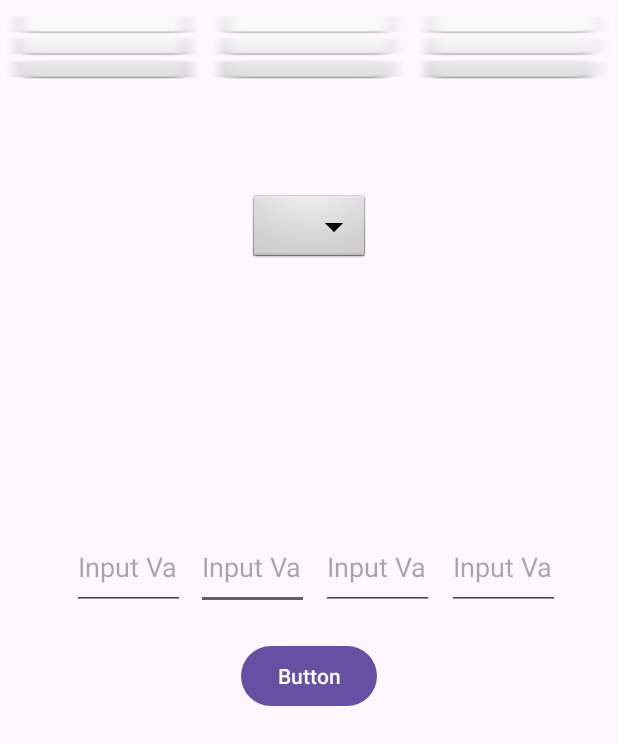
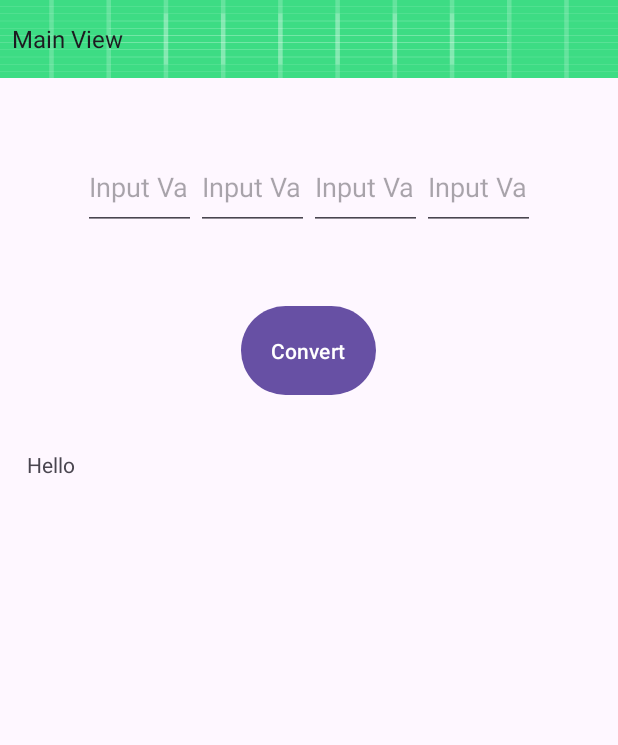
Before and after one commit to KoderKrumbz/SIPAC-Actual, an Android app: the screen it shows after launch (MainActivity), on a phone screen of 412 x 824 dp. Shown: the top 745 px of the screen. Run offline under Robolectric (Android 15) with nearby library versions, the phone set to English and light mode, and no system bars.

Commit message:
First Trial

```diff
--- a/app/src/main/AndroidManifest.xml
+++ b/app/src/main/AndroidManifest.xml
@@ -13,6 +13,12 @@
         android:theme="@style/Theme.Calculationing"
         tools:targetApi="31">
         <activity
+            android:name=".IpInformation"
+            android:exported="false" />
+        <activity
+            android:name=".SubnetMasking"
+            android:exported="false" />
+        <activity
             android:name=".MainActivity2"
             android:exported="false" />
         <activity
--- /dev/null
+++ b/app/src/main/java/com/example/calculationing/BinaryConverter.kt
@@ -0,0 +1,150 @@
+package com.example.calculationing
+
+import android.annotation.SuppressLint
+import android.os.Bundle
+import android.view.inputmethod.EditorInfo
+import android.widget.Button
+import android.widget.EditText
+import android.view.KeyEvent
+import android.view.LayoutInflater
+import android.view.View
+import android.widget.AdapterView
+import android.widget.ArrayAdapter
+import android.widget.FrameLayout
+import android.widget.Spinner
+import android.widget.TextView
+import androidx.activity.enableEdgeToEdge
+import androidx.appcompat.app.AppCompatActivity
+import androidx.constraintlayout.widget.ConstraintLayout
+import androidx.core.view.ViewCompat
+import androidx.core.view.WindowInsetsCompat
+
+class MainActivity : AppCompatActivity() {
+    @SuppressLint("SetTextI18n")
+
+    private lateinit var viewContainer: FrameLayout
+    private lateinit var viewSpinner: Spinner
+
+    override fun onCreate(savedInstanceState: Bundle?) {
+        super.onCreate(savedInstanceState)
+        enableEdgeToEdge()
+        setContentView(R.layout.activity_main)
+        ViewCompat.setOnApplyWindowInsetsListener(findViewById(R.id.main)) { v, insets ->
+            val systemBars = insets.getInsets(WindowInsetsCompat.Type.systemBars())
+            v.setPadding(systemBars.left, systemBars.top, systemBars.right, systemBars.bottom)
+            insets
+        }
+        val editTextBinaryConversion = findViewById<EditText>(R.id.binaryConversion)
+        val editTextBinaryConversion2 = findViewById<EditText>(R.id.binaryConversion2)
+        val editTextBinaryConversion3 = findViewById<EditText>(R.id.binaryConversion3)
+        val editTextBinaryConversion4 = findViewById<EditText>(R.id.binaryConversion4)
+        val buttonConv = findViewById<Button>(R.id.buttonConvert)
+        val textBinaryValue = findViewById<TextView>(R.id.binaryValue)
+
+        // Set up listeners for each EditText
+        setEditorActionListener(editTextBinaryConversion, editTextBinaryConversion2)
+        setEditorActionListener(editTextBinaryConversion2, editTextBinaryConversion3)
+        setEditorActionListener(editTextBinaryConversion3, editTextBinaryConversion4)
+
+        buttonConv.setOnClickListener {
+            val binaryValue = editTextBinaryConversion.text.toString().ifEmpty { "0" }
+            val binaryValue2 = editTextBinaryConversion2.text.toString().ifEmpty { "0" }
+            val binaryValue3 = editTextBinaryConversion3.text.toString().ifEmpty { "0" }
+            val binaryValue4 = editTextBinaryConversion4.text.toString().ifEmpty { "0" }
+
+            val address1 = binaryValue.toIntOrNull()
+            val address2 = binaryValue2.toIntOrNull()
+            val address3 = binaryValue3.toIntOrNull()
+            val address4 = binaryValue4.toIntOrNull()
+
+            if (validate(address1) &&
+                validate(address2) &&
+                validate(address3) &&
+                validate(address4)
+            ) {
+                val toBeTexted = ipConvertBinary(
+                    binaryValue,
+                    binaryValue2,
+                    binaryValue3,
+                    binaryValue4
+                )
+                textBinaryValue.text = toBeTexted
+            } else {
+                textBinaryValue.text = "Value can't be higher than 255"
+            }
+
+        }
+
+        viewSpinner = findViewById(R.id.viewSwitcher)
+        viewContainer = findViewById(R.id.pageOne)
+
+        // Setting up the Spinner
+        val adapter = ArrayAdapter.createFromResource(
+            this,
+            R.array.view_options, // Define this in res/values/strings.xml
+            android.R.layout.simple_spinner_item
+        )
+        adapter.setDropDownViewResource(android.R.layout.simple_spinner_dropdown_item)
+        viewSpinner.adapter = adapter
+
+        // Load the initial view
+        loadView(R.layout.activity_main)
+
+
+        viewSpinner.onItemSelectedListener = object  : AdapterView.OnItemSelectedListener {
+             override fun onItemSelected(
+                parent: AdapterView<*>,
+                view: View?,
+                position: Int,
+                id: Long
+            ) {
+                when (position) {
+                    0 -> loadView(R.layout.activity_main) // First item selected
+                    1 -> loadView(R.layout.activity_ip_information) // Second item selected
+                    2 -> loadView(R.layout.activity_subnet_masking) // Third item selected
+                }
+            }
+            override fun onNothingSelected(parent: AdapterView<*>) {
+            }
+        }
+    }
+    fun loadView(layoutId: Int) {
+        // Remove all existing views and load the selected layout
+        viewContainer.removeAllViews()
+        val inflater = LayoutInflater.from(this)
+        inflater.inflate(layoutId, viewContainer, true)
+    }
+
+}
+
+fun validate(value: Int?): Boolean {
+    return value != null && value in 0..255
+}
+
+fun ipConvertBinary (add1: String, add2: String, add3: String, add4: String): String {
+
+    val addres1 = add1.toIntOrNull() ?: 0
+    val addres2 = add2.toIntOrNull() ?: 0
+    val addres3 = add3.toIntOrNull() ?: 0
+    val addres4 = add4.toIntOrNull() ?: 0
+
+    val binaryAddress = Integer.toBinaryString(addres1).padStart(8, '0')
+    val binaryAddress2 = Integer.toBinaryString(addres2).padStart(8, '0')
+    val binaryAddress3 = Integer.toBinaryString(addres3).padStart(8, '0')
+    val binaryAddress4 = Integer.toBinaryString(addres4).padStart(8, '0')
+
+    return "$binaryAddress.$binaryAddress2.$binaryAddress3.$binaryAddress4"
+}
+fun setEditorActionListener(currentEditText: EditText, nextEditText: EditText) {
+    currentEditText.setOnEditorActionListener { _, actionId, event ->
+        // Check if the action is the "Next" action or if Enter key was pressed
+        if (actionId == EditorInfo.IME_ACTION_NEXT ||
+            (event != null && event.keyCode == KeyEvent.KEYCODE_ENTER && event.action == KeyEvent.ACTION_DOWN)
+        ) {
+            nextEditText.requestFocus() // Move focus to the next EditText
+            true
+        } else {
+            false
+        }
+    }
+}
--- a/app/src/main/res/layout/activity_main.xml
+++ b/app/src/main/res/layout/activity_main.xml
@@ -7,54 +7,30 @@
     android:layout_height="match_parent"
     tools:context=".MainActivity">
 
-    <TextView
-        android:id="@+id/binaryValue"
-        android:layout_width="wrap_content"
-        android:layout_height="wrap_content"
-        app:layout_constraintBottom_toBottomOf="parent"
-        app:layout_constraintEnd_toEndOf="parent"
-        app:layout_constraintHorizontal_bias="0.498"
-        app:layout_constraintStart_toStartOf="parent"
-        app:layout_constraintTop_toTopOf="parent"
-        app:layout_constraintVertical_bias="0.654" />
-
-    <Button
-        android:id="@+id/buttonConvert"
-        android:layout_width="wrap_content"
-        android:layout_height="wrap_content"
-        android:text="Button"
+    <FrameLayout
+        android:id="@+id/pageOne"
+        android:layout_width="match_parent"
+        android:layout_height="match_parent"
         app:layout_constraintBottom_toBottomOf="parent"
         app:layout_constraintEnd_toEndOf="parent"
         app:layout_constraintStart_toStartOf="parent"
-        app:layout_constraintTop_toTopOf="parent"
-        app:layout_constraintVertical_bias="0.55" />
+        app:layout_constraintTop_toTopOf="parent">
 
-    <TextView
-        android:id="@+id/textView"
-        android:layout_width="wrap_content"
-        android:layout_height="wrap_content"
-        android:background="@android:drawable/btn_dropdown"
+        <LinearLayout
+            android:id="@+id/linearLayout"
+            android:layout_width="318dp"
+            android:layout_height="110dp"
+            android:gravity="center"
+            android:orientation="horizontal"
+            android:padding="12dp"
+            android:layout_gravity="top|center"
+            android:layout_marginTop="70dp"
             app:layout_constraintBottom_toBottomOf="parent"
             app:layout_constraintEnd_toEndOf="parent"
+            app:layout_constraintHorizontal_bias="0.494"
             app:layout_constraintStart_toStartOf="parent"
             app:layout_constraintTop_toTopOf="parent"
-        app:layout_constraintVertical_bias="0.165"
-        tools:text="@string/IPtoBinaryText" />
-
-    <EditText
-        android:id="@+id/binaryConversion2"
-        android:layout_width="75dp"
-        android:layout_height="57dp"
-        android:ems="10"
-        android:hint="@string/CnvrtHntInt"
-        android:imeOptions="actionNext"
-        android:inputType="number"
-        app:layout_constraintBottom_toBottomOf="parent"
-        app:layout_constraintEnd_toEndOf="parent"
-        app:layout_constraintHorizontal_bias="0.389"
-        app:layout_constraintStart_toStartOf="parent"
-        app:layout_constraintTop_toTopOf="parent"
-        app:layout_constraintVertical_bias="0.456" />
+            app:layout_constraintVertical_bias="0.1">
 
             <EditText
                 android:id="@+id/binaryConversion"
@@ -63,53 +39,73 @@
                 android:ems="10"
                 android:hint="@string/CnvrtHntInt"
                 android:imeOptions="actionNext"
-        android:inputType="number"
-        app:layout_constraintBottom_toBottomOf="parent"
-        app:layout_constraintEnd_toEndOf="parent"
-        app:layout_constraintHorizontal_bias="0.142"
-        app:layout_constraintStart_toStartOf="parent"
-        app:layout_constraintTop_toTopOf="parent"
-        app:layout_constraintVertical_bias="0.456" />
+                android:inputType="number" />
+
+            <EditText
+                android:id="@+id/binaryConversion2"
+                android:layout_width="75dp"
+                android:layout_height="57dp"
+
+                android:ems="10"
+                android:hint="@string/CnvrtHntInt"
+                android:imeOptions="actionNext"
+                android:inputType="number" />
 
             <EditText
                 android:id="@+id/binaryConversion3"
                 android:layout_width="75dp"
                 android:layout_height="57dp"
+
                 android:ems="10"
                 android:hint="@string/CnvrtHntInt"
                 android:imeOptions="actionNext"
-        android:inputType="number"
-        app:layout_constraintBottom_toBottomOf="parent"
-        app:layout_constraintEnd_toEndOf="parent"
-        app:layout_constraintHorizontal_bias="0.636"
-        app:layout_constraintStart_toStartOf="parent"
-        app:layout_constraintTop_toTopOf="parent"
-        app:layout_constraintVertical_bias="0.456" />
+                android:inputType="number" />
 
             <EditText
                 android:id="@+id/binaryConversion4"
                 android:layout_width="75dp"
                 android:layout_height="57dp"
+
                 android:ems="10"
                 android:hint="@string/CnvrtHntInt"
                 android:imeOptions="actionDone"
-        android:inputType="number"
-        app:layout_constraintBottom_toBottomOf="parent"
-        app:layout_constraintEnd_toEndOf="parent"
-        app:layout_constraintHorizontal_bias="0.886"
-        app:layout_constraintStart_toStartOf="parent"
-        app:layout_constraintTop_toTopOf="parent"
-        app:layout_constraintVertical_bias="0.456" />
+                android:inputType="number" />
+        </LinearLayout>
 
-    <ViewSwitcher
-        android:layout_width="411dp"
-        android:layout_height="50dp"
-        android:background="@android:drawable/ic_dialog_dialer"
+        <Button
+            android:id="@+id/buttonConvert"
+            android:layout_width="wrap_content"
+            android:layout_height="wrap_content"
+            android:layout_gravity="top|center_horizontal"
+            android:padding="20dp"
+            android:text="Convert"
+            android:layout_marginTop="200dp"
             app:layout_constraintBottom_toBottomOf="parent"
             app:layout_constraintEnd_toEndOf="parent"
             app:layout_constraintHorizontal_bias="0.498"
             app:layout_constraintStart_toStartOf="parent"
             app:layout_constraintTop_toTopOf="parent"
-        app:layout_constraintVertical_bias="0.007" />
+            app:layout_constraintVertical_bias="0.299" />
+
+        <TextView
+            android:id="@+id/binaryValue"
+            android:layout_width="376dp"
+            android:layout_height="45dp"
+            android:layout_gravity="top|center_horizontal"
+            android:layout_marginTop="300dp"
+            android:text="Hello"
+            app:layout_constraintBottom_toBottomOf="parent"
+            app:layout_constraintEnd_toEndOf="parent"
+            app:layout_constraintStart_toStartOf="parent"
+            app:layout_constraintTop_toTopOf="parent"
+            tools:text="@tools:sample/lorem" />
+
+    </FrameLayout>
+
+    <Spinner
+        android:id="@+id/viewSwitcher"
+        android:layout_width="match_parent"
+        android:layout_height="52dp"
+        android:background="@drawable/ic_launcher_background" />
 
 </androidx.constraintlayout.widget.ConstraintLayout>
--- a/app/src/main/res/values/strings.xml
+++ b/app/src/main/res/values/strings.xml
@@ -1,7 +1,13 @@
 <resources>
     <string name="app_name">Calculationing</string>
-    <string name="CnvrtHntInt">Input Value (0-255)</string>
+    <string name="CnvrtHntInt">Input Value (0–255)</string>
     <!-- TODO: Remove or change this placeholder text -->
     <string name="hello_blank_fragment">Hello blank fragment</string>
     <string name="IPtoBinaryText">IP Address to Binary</string>
+
+    <string-array name="view_options">
+        <item>Main View</item>
+        <item>IP Information</item>
+        <item>Subnet Masking</item>
+    </string-array>
 </resources>
```
Also changed, not shown: app/src/main/java/com/example/calculationing/BlankFragment.kt (deleted, +0 -59 lines), app/src/main/java/com/example/calculationing/IpInformation.kt (added, +96 -0 lines), app/src/main/java/com/example/calculationing/MainActivity.kt (deleted, +0 -95 lines), app/src/main/java/com/example/calculationing/SubnetMasking.kt (added, +39 -0 lines), app/src/main/res/layout/activity_ip_information.xml (added, +47 -0 lines), app/src/main/res/layout/activity_subnet_masking.xml (added, +58 -0 lines), app/src/main/res/layout/fragment_blank.xml (deleted, +0 -14 lines). Lines whose indentation alone changed are shown as unchanged.
